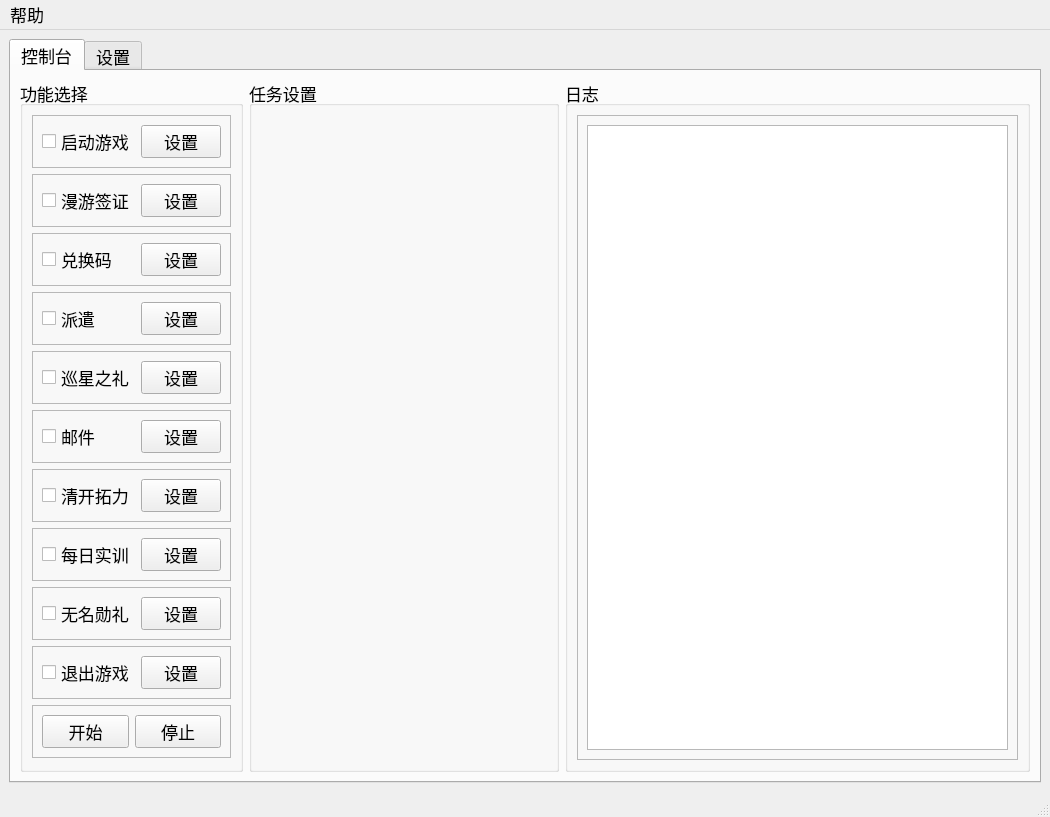
Shasnow/StarRailAssistant, file res/ui/main.ui: the form before one commit.
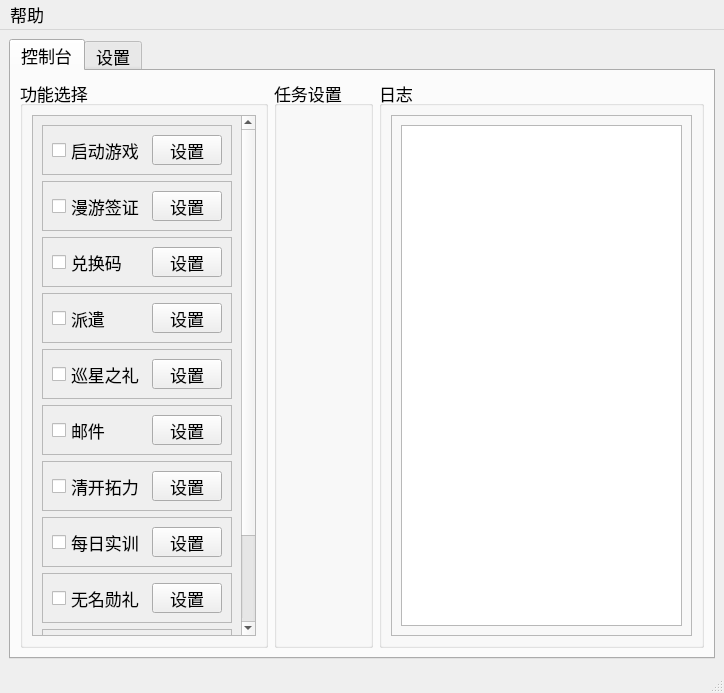
The form after the commit.

The edit to the form file:
```diff
--- a/res/ui/main.ui
+++ b/res/ui/main.ui
@@ -6,8 +6,8 @@
    <rect>
     <x>0</x>
     <y>0</y>
-    <width>1050</width>
-    <height>787</height>
+    <width>724</width>
+    <height>693</height>
    </rect>
   </property>
   <property name="font">
@@ -29,13 +29,40 @@
        <attribute name="title">
         <string>控制台</string>
        </attribute>
-       <layout class="QHBoxLayout" name="horizontalLayout_11" stretch="1,2,3">
+       <layout class="QHBoxLayout" name="horizontalLayout_11" stretch="0,0,0">
         <item>
          <widget class="QGroupBox" name="groupBox_1">
+          <property name="maximumSize">
+           <size>
+            <width>248</width>
+            <height>16777215</height>
+           </size>
+          </property>
           <property name="title">
            <string>功能选择</string>
           </property>
-          <layout class="QVBoxLayout" name="verticalLayout">
+          <layout class="QHBoxLayout" name="horizontalLayout_23">
+           <item>
+            <widget class="QScrollArea" name="scrollArea">
+             <property name="maximumSize">
+              <size>
+               <width>228</width>
+               <height>16777215</height>
+              </size>
+             </property>
+             <property name="widgetResizable">
+              <bool>true</bool>
+             </property>
+             <widget class="QWidget" name="scrollAreaWidgetContents_2">
+              <property name="geometry">
+               <rect>
+                <x>0</x>
+                <y>0</y>
+                <width>214</width>
+                <height>628</height>
+               </rect>
+              </property>
+              <layout class="QVBoxLayout" name="verticalLayout_6">
            <item>
             <widget class="QFrame" name="frame1_1">
              <property name="frameShape">
@@ -47,6 +74,12 @@
              <layout class="QHBoxLayout" name="horizontalLayout">
               <item>
                <widget class="QCheckBox" name="checkBox1_1">
+                    <property name="minimumSize">
+                     <size>
+                      <width>0</width>
+                      <height>30</height>
+                     </size>
+                    </property>
                 <property name="text">
                  <string>启动游戏</string>
                 </property>
@@ -67,6 +100,12 @@
               </item>
               <item>
                <widget class="QPushButton" name="pushButton1_1">
+                    <property name="minimumSize">
+                     <size>
+                      <width>70</width>
+                      <height>30</height>
+                     </size>
+                    </property>
                 <property name="text">
                  <string>设置</string>
                 </property>
@@ -86,6 +125,12 @@
              <layout class="QHBoxLayout" name="horizontalLayout_2">
               <item>
                <widget class="QCheckBox" name="checkBox1_2">
+                    <property name="minimumSize">
+                     <size>
+                      <width>0</width>
+                      <height>30</height>
+                     </size>
+                    </property>
                 <property name="text">
                  <string>漫游签证</string>
                 </property>
@@ -106,6 +151,12 @@
               </item>
               <item>
                <widget class="QPushButton" name="pushButton1_2">
+                    <property name="minimumSize">
+                     <size>
+                      <width>70</width>
+                      <height>30</height>
+                     </size>
+                    </property>
                 <property name="text">
                  <string>设置</string>
                 </property>
@@ -125,6 +176,12 @@
              <layout class="QHBoxLayout" name="horizontalLayout_3">
               <item>
                <widget class="QCheckBox" name="checkBox1_3">
+                    <property name="minimumSize">
+                     <size>
+                      <width>0</width>
+                      <height>30</height>
+                     </size>
+                    </property>
                 <property name="text">
                  <string>兑换码</string>
                 </property>
@@ -145,6 +202,12 @@
               </item>
               <item>
                <widget class="QPushButton" name="pushButton1_3">
+                    <property name="minimumSize">
+                     <size>
+                      <width>70</width>
+                      <height>30</height>
+                     </size>
+                    </property>
                 <property name="text">
                  <string>设置</string>
                 </property>
@@ -164,6 +227,12 @@
              <layout class="QHBoxLayout" name="horizontalLayout_4">
               <item>
                <widget class="QCheckBox" name="checkBox1_4">
+                    <property name="minimumSize">
+                     <size>
+                      <width>0</width>
+                      <height>30</height>
+                     </size>
+                    </property>
                 <property name="text">
                  <string>派遣</string>
                 </property>
@@ -184,6 +253,12 @@
               </item>
               <item>
                <widget class="QPushButton" name="pushButton1_4">
+                    <property name="minimumSize">
+                     <size>
+                      <width>70</width>
+                      <height>30</height>
+                     </size>
+                    </property>
                 <property name="text">
                  <string>设置</string>
                 </property>
@@ -203,6 +278,12 @@
              <layout class="QHBoxLayout" name="horizontalLayout_5">
               <item>
                <widget class="QCheckBox" name="checkBox1_5">
+                    <property name="minimumSize">
+                     <size>
+                      <width>0</width>
+                      <height>30</height>
+                     </size>
+                    </property>
                 <property name="text">
                  <string>巡星之礼</string>
                 </property>
@@ -223,6 +304,12 @@
               </item>
               <item>
                <widget class="QPushButton" name="pushButton1_5">
+                    <property name="minimumSize">
+                     <size>
+                      <width>70</width>
+                      <height>30</height>
+                     </size>
+                    </property>
                 <property name="text">
                  <string>设置</string>
                 </property>
@@ -242,6 +329,12 @@
              <layout class="QHBoxLayout" name="horizontalLayout_6">
               <item>
                <widget class="QCheckBox" name="checkBox1_6">
+                    <property name="minimumSize">
+                     <size>
+                      <width>0</width>
+                      <height>30</height>
+                     </size>
+                    </property>
                 <property name="text">
                  <string>邮件</string>
                 </property>
@@ -262,6 +355,12 @@
               </item>
               <item>
                <widget class="QPushButton" name="pushButton1_6">
+                    <property name="minimumSize">
+                     <size>
+                      <width>70</width>
+                      <height>30</height>
+                     </size>
+                    </property>
                 <property name="text">
                  <string>设置</string>
                 </property>
@@ -281,6 +380,12 @@
              <layout class="QHBoxLayout" name="horizontalLayout_7">
               <item>
                <widget class="QCheckBox" name="checkBox1_7">
+                    <property name="minimumSize">
+                     <size>
+                      <width>0</width>
+                      <height>30</height>
+                     </size>
+                    </property>
                 <property name="text">
                  <string>清开拓力</string>
                 </property>
@@ -301,6 +406,12 @@
               </item>
               <item>
                <widget class="QPushButton" name="pushButton1_7">
+                    <property name="minimumSize">
+                     <size>
+                      <width>70</width>
+                      <height>30</height>
+                     </size>
+                    </property>
                 <property name="text">
                  <string>设置</string>
                 </property>
@@ -320,6 +431,12 @@
              <layout class="QHBoxLayout" name="horizontalLayout_9">
               <item>
                <widget class="QCheckBox" name="checkBox1_8">
+                    <property name="minimumSize">
+                     <size>
+                      <width>0</width>
+                      <height>30</height>
+                     </size>
+                    </property>
                 <property name="text">
                  <string>每日实训</string>
                 </property>
@@ -340,6 +457,12 @@
               </item>
               <item>
                <widget class="QPushButton" name="pushButton1_8">
+                    <property name="minimumSize">
+                     <size>
+                      <width>70</width>
+                      <height>30</height>
+                     </size>
+                    </property>
                 <property name="text">
                  <string>设置</string>
                 </property>
@@ -359,6 +482,12 @@
              <layout class="QHBoxLayout" name="horizontalLayout_8">
               <item>
                <widget class="QCheckBox" name="checkBox1_9">
+                    <property name="minimumSize">
+                     <size>
+                      <width>0</width>
+                      <height>30</height>
+                     </size>
+                    </property>
                 <property name="text">
                  <string>无名勋礼</string>
                 </property>
@@ -379,6 +508,12 @@
               </item>
               <item>
                <widget class="QPushButton" name="pushButton1_9">
+                    <property name="minimumSize">
+                     <size>
+                      <width>70</width>
+                      <height>30</height>
+                     </size>
+                    </property>
                 <property name="text">
                  <string>设置</string>
                 </property>
@@ -398,6 +533,12 @@
              <layout class="QHBoxLayout" name="horizontalLayout_10">
               <item>
                <widget class="QCheckBox" name="checkBox1_10">
+                    <property name="minimumSize">
+                     <size>
+                      <width>0</width>
+                      <height>30</height>
+                     </size>
+                    </property>
                 <property name="text">
                  <string>退出游戏</string>
                 </property>
@@ -418,6 +559,12 @@
               </item>
               <item>
                <widget class="QPushButton" name="pushButton1_10">
+                    <property name="minimumSize">
+                     <size>
+                      <width>70</width>
+                      <height>30</height>
+                     </size>
+                    </property>
                 <property name="text">
                  <string>设置</string>
                 </property>
@@ -437,6 +584,12 @@
              <layout class="QHBoxLayout" name="horizontalLayout_12">
               <item>
                <widget class="QPushButton" name="pushButton1_0_1">
+                    <property name="minimumSize">
+                     <size>
+                      <width>80</width>
+                      <height>30</height>
+                     </size>
+                    </property>
                 <property name="text">
                  <string>开始</string>
                 </property>
@@ -444,6 +597,12 @@
               </item>
               <item>
                <widget class="QPushButton" name="pushButton1_0_2">
+                    <property name="minimumSize">
+                     <size>
+                      <width>80</width>
+                      <height>30</height>
+                     </size>
+                    </property>
                 <property name="text">
                  <string>停止</string>
                 </property>
@@ -452,18 +611,9 @@
              </layout>
             </widget>
            </item>
-           <item>
-            <spacer name="verticalSpacer">
-             <property name="orientation">
-              <enum>Qt::Orientation::Vertical</enum>
-             </property>
-             <property name="sizeHint" stdset="0">
-              <size>
-               <width>20</width>
-               <height>40</height>
-              </size>
-             </property>
-            </spacer>
+              </layout>
+             </widget>
+            </widget>
            </item>
           </layout>
          </widget>
@@ -507,6 +657,21 @@
        </attribute>
        <layout class="QVBoxLayout" name="verticalLayout_5">
         <item>
+         <widget class="QScrollArea" name="scrollArea_2">
+          <property name="widgetResizable">
+           <bool>true</bool>
+          </property>
+          <widget class="QWidget" name="scrollAreaWidgetContents">
+           <property name="geometry">
+            <rect>
+             <x>0</x>
+             <y>0</y>
+             <width>804</width>
+             <height>599</height>
+            </rect>
+           </property>
+           <layout class="QVBoxLayout" name="verticalLayout">
+            <item>
          <widget class="QGroupBox" name="groupBox">
           <property name="title">
            <string>定时执行（不可用）</string>
@@ -1199,18 +1364,9 @@
           </layout>
          </widget>
         </item>
-        <item>
-         <spacer name="verticalSpacer_2">
-          <property name="orientation">
-           <enum>Qt::Orientation::Vertical</enum>
-          </property>
-          <property name="sizeHint" stdset="0">
-           <size>
-            <width>20</width>
-            <height>3</height>
-           </size>
-          </property>
-         </spacer>
+           </layout>
+          </widget>
+         </widget>
         </item>
        </layout>
       </widget>
@@ -1223,7 +1379,7 @@
     <rect>
      <x>0</x>
      <y>0</y>
-     <width>1050</width>
+     <width>724</width>
      <height>33</height>
     </rect>
    </property>
```
Left out of the diff: 14 changed lines with no effect on the pictures. Lines whose indentation alone changed are shown as unchanged.
